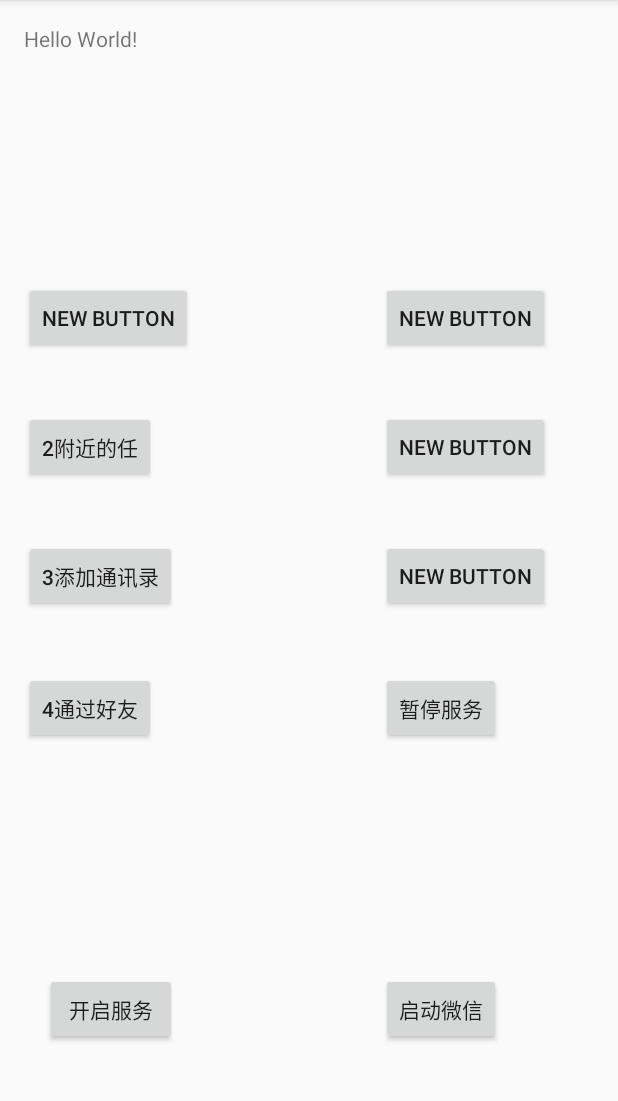
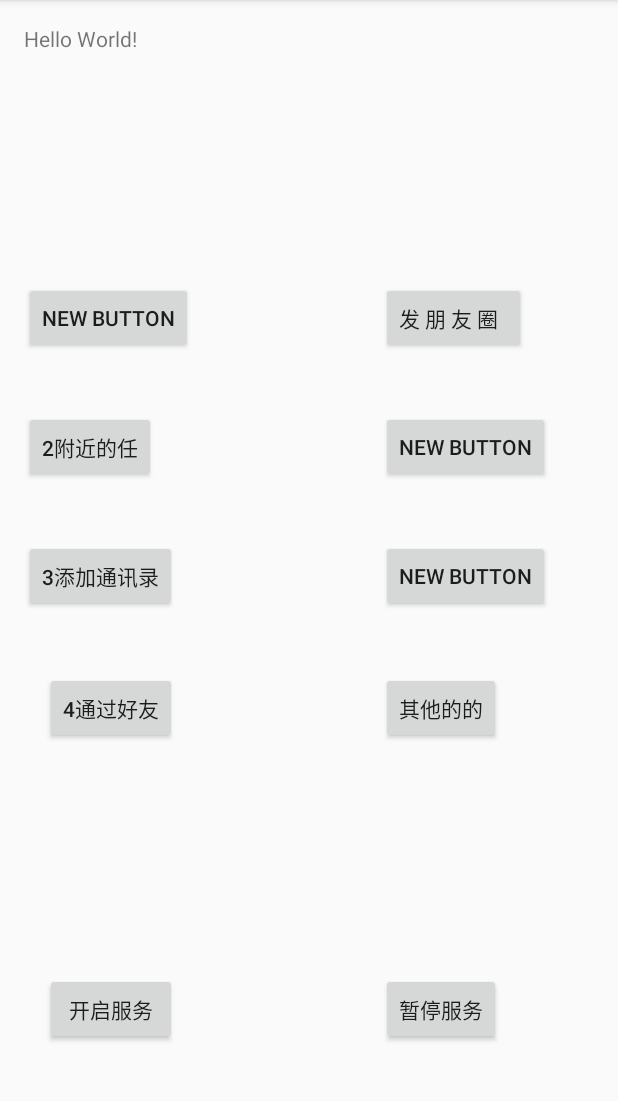
Before and after one commit to xia45399/weixin, an Android app: the screen it shows after launch (MainActivity), on a phone screen of 412 x 824 dp, the part 84-1185 px from its top. Run offline under Robolectric (Android 15) with nearby library versions, the phone set to English and light mode, and no system bars.

Commit message:
布局id调整

```diff
--- a/app/src/main/java/com/example/xia/weixin/MainActivity.java
+++ b/app/src/main/java/com/example/xia/weixin/MainActivity.java
@@ -32,7 +32,7 @@ public class MainActivity extends ActionBarActivity {
                 startMM();
             }
         });
-        findViewById(R.id.button44).setOnClickListener(new View.OnClickListener() {
+        findViewById(R.id.button4).setOnClickListener(new View.OnClickListener() {
             @Override
             public void onClick(View v) {
                 Weixin.kind=4;
@@ -46,13 +46,13 @@ public class MainActivity extends ActionBarActivity {
                 startMM();
             }
         });
-        findViewById(R.id.button0).setOnClickListener(new View.OnClickListener() {
+        findViewById(R.id.button8).setOnClickListener(new View.OnClickListener() {
             @Override
             public void onClick(View v) {
                 startMM();
             }
         });
-        findViewById(R.id.button8).setOnClickListener(new View.OnClickListener() {
+        findViewById(R.id.button0).setOnClickListener(new View.OnClickListener() {
             @Override
             public void onClick(View v) {
                 Weixin.kind=0;
--- a/app/src/main/java/com/example/xia/weixin/Weixin.java
+++ b/app/src/main/java/com/example/xia/weixin/Weixin.java
@@ -208,10 +208,13 @@ public class Weixin extends AccessibilityService{
             for(int i=0;i<list2.size();i++)
             {
                 list2.get(i).performAction(AccessibilityNodeInfo.ACTION_CLICK);
-                sleep(3000);
+                sleep(5000);
                 performGlobalAction(AccessibilityService.GLOBAL_ACTION_BACK);
             }
         }
+        kind=0;
+        performGlobalAction(AccessibilityService.GLOBAL_ACTION_BACK);
+
     }
 
     private void handle3()
--- a/app/src/main/res/layout/activity_main.xml
+++ b/app/src/main/res/layout/activity_main.xml
@@ -39,7 +39,7 @@
         style="?android:attr/buttonStyleSmall"
         android:layout_width="wrap_content"
         android:layout_height="wrap_content"
-        android:text="启动微信"
+        android:text="暂停服务"
         android:id="@+id/button0"
         android:layout_alignTop="@+id/service_button"
         android:layout_alignParentRight="true"
@@ -73,8 +73,8 @@
         style="?android:attr/buttonStyleSmall"
         android:layout_width="wrap_content"
         android:layout_height="wrap_content"
-        android:text="New Button"
-        android:id="@+id/button4"
+        android:text="发 朋 友 圈  "
+        android:id="@+id/button5"
         android:layout_alignTop="@+id/button1"
         android:layout_alignLeft="@+id/button8"
         android:layout_alignStart="@+id/button8" />
@@ -84,18 +84,8 @@
         android:layout_width="wrap_content"
         android:layout_height="wrap_content"
         android:text="New Button"
-        android:id="@+id/button5"
+        android:id="@+id/button6"
         android:layout_alignBottom="@+id/button2"
-        android:layout_alignLeft="@+id/button4"
-        android:layout_alignStart="@+id/button4" />
-
-    <Button
-        style="?android:attr/buttonStyleSmall"
-        android:layout_width="wrap_content"
-        android:layout_height="wrap_content"
-        android:text="New Button"
-        android:id="@+id/button6"
-        android:layout_alignBottom="@+id/button3"
         android:layout_alignLeft="@+id/button5"
         android:layout_alignStart="@+id/button5" />
 
@@ -103,19 +93,29 @@
         style="?android:attr/buttonStyleSmall"
         android:layout_width="wrap_content"
         android:layout_height="wrap_content"
-        android:text="4通过好友"
-        android:id="@+id/button44"
-        android:layout_alignTop="@+id/button8"
-        android:layout_alignParentLeft="true"
-        android:layout_alignParentStart="true" />
+        android:text="New Button"
+        android:id="@+id/button7"
+        android:layout_alignBottom="@+id/button3"
+        android:layout_alignLeft="@+id/button6"
+        android:layout_alignStart="@+id/button6" />
 
     <Button
         style="?android:attr/buttonStyleSmall"
         android:layout_width="wrap_content"
         android:layout_height="wrap_content"
-        android:text="暂停服务"
+        android:text="4通过好友"
+        android:id="@+id/button4"
+        android:layout_alignTop="@+id/button8"
+        android:layout_alignLeft="@+id/service_button"
+        android:layout_alignStart="@+id/service_button"/>
+
+    <Button
+        style="?android:attr/buttonStyleSmall"
+        android:layout_width="wrap_content"
+        android:layout_height="wrap_content"
+        android:text="其他的的"
         android:id="@+id/button8"
-        android:layout_below="@+id/button6"
+        android:layout_below="@+id/button7"
         android:layout_alignRight="@+id/button0"
         android:layout_alignEnd="@+id/button0"
         android:layout_marginTop="40dp" />
```
